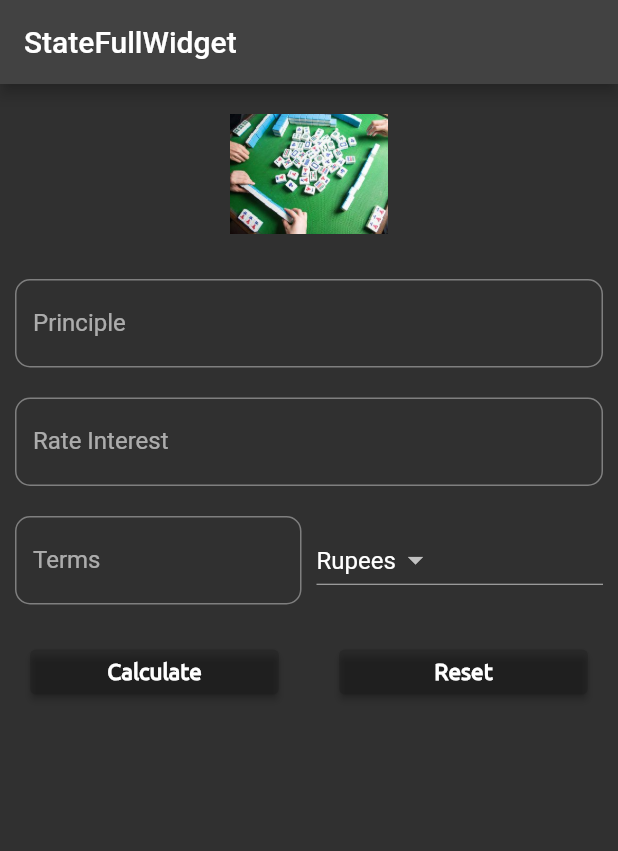
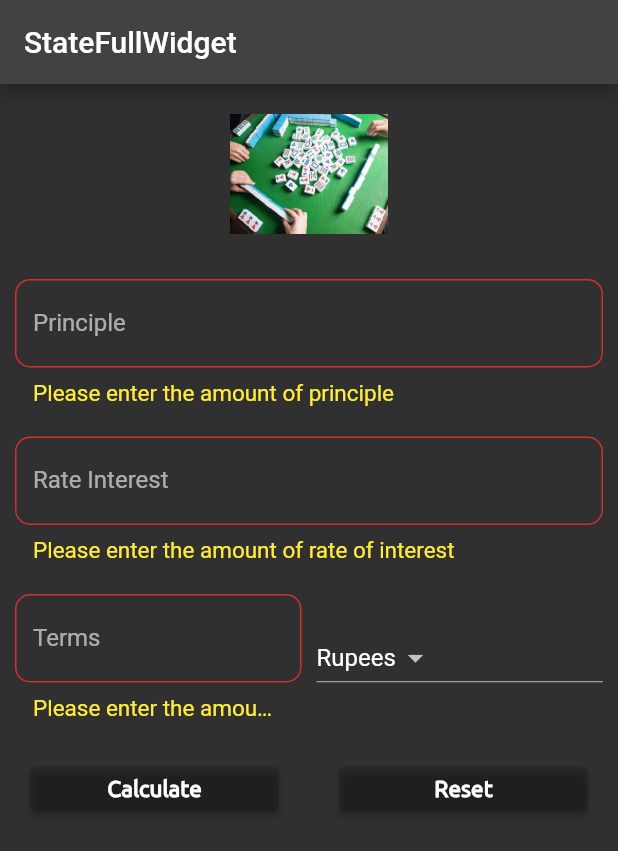
Before and after one commit to xeeshansami/Flutter, a Flutter app: the screen it shows after launch, after a tap on "Calculate", on a phone screen of 412 x 824 dp. Shown: the top 851 px of the screen. Run offline on Flutter 3.47's test engine with Material 2 defaults, Android fonts, the phone set to English and light mode, and no system bars; project files that could hold a hidden picture were left out.

Commit message:
interest calculator app has been done with validation

```diff
--- a/lib/app_screens/first_screen.dart
+++ b/lib/app_screens/first_screen.dart
@@ -1,6 +1,7 @@
 import 'dart:math';
 
 import 'package:flutter/material.dart';
+import 'package:flutter/services.dart';
 
 class FirstScreen extends StatefulWidget {
   // @override
@@ -114,6 +115,7 @@ class FirstScreen extends StatefulWidget {
 }
 
 class _myState extends State<FirstScreen> {
+  final _formKey = GlobalKey<FormState>();
   String calculatedValue = "";
   TextEditingController principleController = TextEditingController();
   TextEditingController rateController = TextEditingController();
@@ -121,23 +123,25 @@ class _myState extends State<FirstScreen> {
   String userInput = "";
   var currenciesArray = ['Rupees', 'Dollers', 'Pounds'];
   var selectedCurrentValue = "";
+
   @override
   void initState() {
     // TODO: implement initState
     super.initState();
     selectedCurrentValue = currenciesArray[0];
   }
+
   final ButtonStyle style = ElevatedButton.styleFrom(
       backgroundColor: Colors.black12,
       textStyle: const TextStyle(fontSize: 30.0));
   var eds = EdgeInsets.all(10.0);
 
-  void reset(){
-    principleController.text="";
-    rateController.text="";
-    termsController.text="";
-    this.calculatedValue="";
-    this.selectedCurrentValue=currenciesArray[0];
+  void reset() {
+    principleController.text = "";
+    rateController.text = "";
+    termsController.text = "";
+    this.calculatedValue = "";
+    this.selectedCurrentValue = currenciesArray[0];
   }
 
   String calculate() {
@@ -145,7 +149,8 @@ class _myState extends State<FirstScreen> {
     double rate = double.parse(rateController.text);
     double terms = double.parse(termsController.text);
     double result = principle + (principle * rate * terms) / 100;
-    return "After $terms years, your investment will be worth $result";
+    String formattedValue = result.toStringAsFixed(4);
+    return "After $terms years, your investment will be worth $formattedValue";
   }
 
   void alertMe(BuildContext context) {
@@ -162,36 +167,55 @@ class _myState extends State<FirstScreen> {
       appBar: AppBar(
         title: Text("StateFullWidget"),
       ),
-      body: Container(
+      body: Form(
+        key: _formKey,
         child: ListView(
           children: [
             image(),
             Container(
                 child: Padding(
                     padding: EdgeInsets.all(10.0),
-                    child: TextField(
+                    child: TextFormField(
+                        inputFormatters: <TextInputFormatter>[
+                          FilteringTextInputFormatter.allow(RegExp(r'[0-9]'))
+                        ],
+                        validator: (String? value) {
+                          if (value!.isEmpty) {
+                            return "Please enter the amount of principle";
+                          } else if (value == "") {
+                            return "Invalid number";
+                          }
+                        },
                         controller: principleController,
                         style: theme,
                         keyboardType: TextInputType.number,
                         decoration: InputDecoration(
+                            errorStyle:
+                                TextStyle(color: Colors.yellow, fontSize: 15.0),
                             border: OutlineInputBorder(
                                 borderRadius: BorderRadius.circular(10.0)),
                             label: Text("Principle"),
-                          hintText: "Enter Principle in e.g 12000"),
-                      onSubmitted: (String userInput) {
-                        setState(() {
-                          this.userInput = userInput;
-                        });
-                      },
-                    ))),
+                            hintText: "Enter Principle in e.g 12000")))),
             Container(
                 child: Padding(
                     padding: EdgeInsets.all(10.0),
-                    child: TextField(
+                    child: TextFormField(
+                      inputFormatters: <TextInputFormatter>[
+                        FilteringTextInputFormatter.allow(RegExp(r'[0-9]'))
+                      ],
+                      validator: (String? value) {
+                        if (value!.isEmpty) {
+                          return "Please enter the amount of rate of interest";
+                        } else if (value == TextInputType.text) {
+                          return "Invalid number";
+                        }
+                      },
                       controller: rateController,
                       style: theme,
                       keyboardType: TextInputType.number,
                       decoration: InputDecoration(
+                          errorStyle:
+                              TextStyle(color: Colors.yellow, fontSize: 15.0),
                           border: OutlineInputBorder(
                               borderRadius: BorderRadius.circular(10.0)),
                           label: Text("Rate Interest"),
@@ -202,11 +226,23 @@ class _myState extends State<FirstScreen> {
                 child: Row(
                   children: [
                     Expanded(
-                        child: TextField(
+                        child: TextFormField(
+                      inputFormatters: <TextInputFormatter>[
+                        FilteringTextInputFormatter.allow(RegExp(r'[0-9]'))
+                      ],
+                      validator: (String? value) {
+                        if (value!.isEmpty) {
+                          return "Please enter the amount of term";
+                        } else if (value == TextInputType.text) {
+                          return "Invalid number";
+                        }
+                      },
                       controller: termsController,
                       style: theme,
                       keyboardType: TextInputType.number,
                       decoration: InputDecoration(
+                          errorStyle:
+                              TextStyle(color: Colors.yellow, fontSize: 15.0),
                           border: OutlineInputBorder(
                               borderRadius: BorderRadius.circular(10.0)),
                           label: Text("Terms"),
@@ -240,7 +276,9 @@ class _myState extends State<FirstScreen> {
                         child: ElevatedButton(
                           onPressed: () {
                             setState(() {
+                              if (_formKey.currentState!.validate()) {
                                 calculatedValue = calculate();
+                              }
                             });
                           },
                           style: style,
@@ -401,3 +439,6 @@ class floatingButton extends StatelessWidget {
     ScaffoldMessenger.of(context).showSnackBar(snackbar);
   }
 }
+extension Ex on double {
+  double toPrecision(int n) => double.parse(toStringAsFixed(n));
+}
```
Lines whose indentation alone changed are shown as unchanged.
